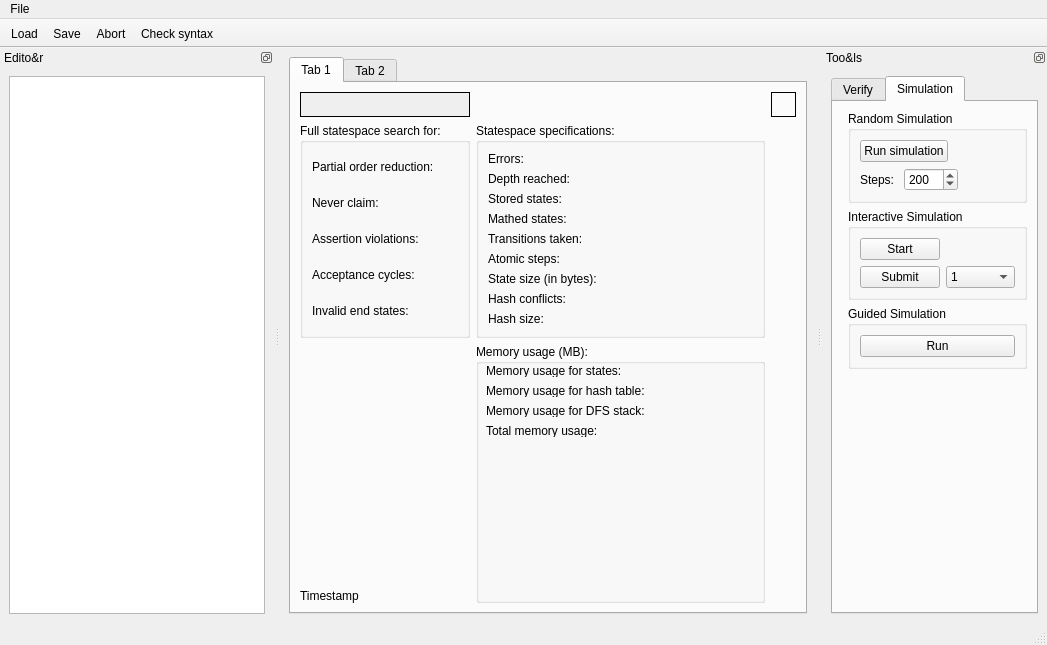
Above: mainwindow.ui from flamingoen/qspin before the change. Below: the same form after it.
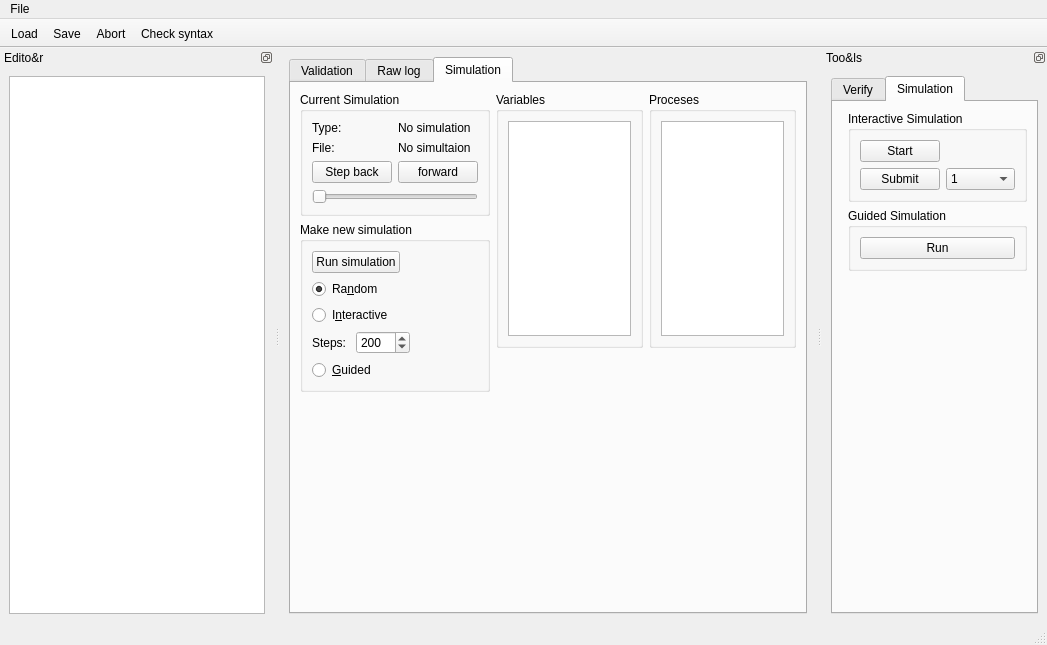
That is the form after the change. The open tabs and pages were chosen to show the change. Icons and pictures are not drawn. Custom widgets are drawn as their Qt base class.

Commit message: add spin masterclass and new simulation model

The edit to the form file:
```diff
--- a/mainwindow.ui
+++ b/mainwindow.ui
@@ -16,13 +16,16 @@
   <widget class="QWidget" name="centralwidget">
    <layout class="QVBoxLayout" name="verticalLayout_2">
     <item>
-     <widget class="QTabWidget" name="rawLog">
+     <widget class="QTabWidget" name="tabwidget">
+      <property name="layoutDirection">
+       <enum>Qt::LeftToRight</enum>
+      </property>
       <property name="currentIndex">
-       <number>0</number>
+       <number>2</number>
       </property>
       <widget class="QWidget" name="tab">
        <attribute name="title">
-        <string>Tab 1</string>
+        <string>Validation</string>
        </attribute>
        <layout class="QGridLayout" name="gridLayout_3">
         <item row="1" column="1">
@@ -297,7 +300,7 @@
       </widget>
       <widget class="QWidget" name="tab_2">
        <attribute name="title">
-        <string>Tab 2</string>
+        <string>Raw log</string>
        </attribute>
        <layout class="QGridLayout" name="gridLayout_4">
         <item row="0" column="0">
@@ -315,6 +318,284 @@
         </item>
        </layout>
       </widget>
+      <widget class="QWidget" name="SimulationTab">
+       <attribute name="title">
+        <string>Simulation</string>
+       </attribute>
+       <layout class="QHBoxLayout" name="horizontalLayout_3">
+        <item>
+         <layout class="QVBoxLayout" name="Simulation">
+          <item>
+           <widget class="QGroupBox" name="group_CurrentSim">
+            <property name="sizePolicy">
+             <sizepolicy hsizetype="Preferred" vsizetype="Preferred">
+              <horstretch>0</horstretch>
+              <verstretch>0</verstretch>
+             </sizepolicy>
+            </property>
+            <property name="title">
+             <string>Current Simulation</string>
+            </property>
+            <property name="flat">
+             <bool>false</bool>
+            </property>
+            <property name="checkable">
+             <bool>false</bool>
+            </property>
+            <layout class="QVBoxLayout" name="verticalLayout">
+             <item>
+              <layout class="QHBoxLayout" name="horizontalLayout_4">
+               <item>
+                <widget class="QLabel" name="type">
+                 <property name="text">
+                  <string>Type: </string>
+                 </property>
+                </widget>
+               </item>
+               <item>
+                <widget class="QLabel" name="labelSimType">
+                 <property name="text">
+                  <string>No simulation</string>
+                 </property>
+                </widget>
+               </item>
+              </layout>
+             </item>
+             <item>
+              <layout class="QHBoxLayout" name="horizontalLayout_6">
+               <item>
+                <widget class="QLabel" name="file_2">
+                 <property name="text">
+                  <string>File: </string>
+                 </property>
+                </widget>
+               </item>
+               <item>
+                <widget class="QLabel" name="labelSimFile">
+                 <property name="text">
+                  <string>No simultaion</string>
+                 </property>
+                </widget>
+               </item>
+              </layout>
+             </item>
+             <item>
+              <layout class="QHBoxLayout" name="horizontalLayout_7">
+               <item>
+                <widget class="QPushButton" name="buttonSimBackward">
+                 <property name="text">
+                  <string>Step back</string>
+                 </property>
+                </widget>
+               </item>
+               <item>
+                <widget class="QPushButton" name="buttonSimForward">
+                 <property name="text">
+                  <string>forward</string>
+                 </property>
+                </widget>
+               </item>
+              </layout>
+             </item>
+             <item>
+              <widget class="QSlider" name="sliderSteps">
+               <property name="orientation">
+                <enum>Qt::Horizontal</enum>
+               </property>
+              </widget>
+             </item>
+            </layout>
+           </widget>
+          </item>
+          <item>
+           <widget class="QGroupBox" name="group_newSim">
+            <property name="sizePolicy">
+             <sizepolicy hsizetype="Preferred" vsizetype="Preferred">
+              <horstretch>0</horstretch>
+              <verstretch>0</verstretch>
+             </sizepolicy>
+            </property>
+            <property name="title">
+             <string>Make new simulation</string>
+            </property>
+            <layout class="QVBoxLayout" name="verticalLayout_8">
+             <item>
+              <widget class="QPushButton" name="buttonRandomSim">
+               <property name="sizePolicy">
+                <sizepolicy hsizetype="Maximum" vsizetype="Fixed">
+                 <horstretch>0</horstretch>
+                 <verstretch>0</verstretch>
+                </sizepolicy>
+               </property>
+               <property name="text">
+                <string>Run simulation</string>
+               </property>
+              </widget>
+             </item>
+             <item>
+              <widget class="QRadioButton" name="radioRandomSim">
+               <property name="text">
+                <string>Ra&amp;ndom</string>
+               </property>
+               <property name="checked">
+                <bool>true</bool>
+               </property>
+              </widget>
+             </item>
+             <item>
+              <widget class="QRadioButton" name="radioInteractiveSim">
+               <property name="text">
+                <string>I&amp;nteractive</string>
+               </property>
+              </widget>
+             </item>
+             <item>
+              <layout class="QHBoxLayout" name="horizontalLayout">
+               <item>
+                <widget class="QLabel" name="label">
+                 <property name="sizePolicy">
+                  <sizepolicy hsizetype="Maximum" vsizetype="Preferred">
+                   <horstretch>0</horstretch>
+                   <verstretch>0</verstretch>
+                  </sizepolicy>
+                 </property>
+                 <property name="text">
+                  <string>Steps: </string>
+                 </property>
+                </widget>
+               </item>
+               <item>
+                <widget class="QSpinBox" name="spinBoxSteps">
+                 <property name="sizePolicy">
+                  <sizepolicy hsizetype="Maximum" vsizetype="Fixed">
+                   <horstretch>0</horstretch>
+                   <verstretch>0</verstretch>
+                  </sizepolicy>
+                 </property>
+                 <property name="maximum">
+                  <number>1000</number>
+                 </property>
+                 <property name="singleStep">
+                  <number>100</number>
+                 </property>
+                 <property name="value">
+                  <number>200</number>
+                 </property>
+                </widget>
+               </item>
+               <item>
+                <spacer name="horizontalSpacer">
+                 <property name="orientation">
+                  <enum>Qt::Horizontal</enum>
+                 </property>
+                 <property name="sizeHint" stdset="0">
+                  <size>
+                   <width>40</width>
+                   <height>20</height>
+                  </size>
+                 </property>
+                </spacer>
+               </item>
+              </layout>
+             </item>
+             <item>
+              <widget class="QRadioButton" name="radioGuidedSim">
+               <property name="text">
+                <string>&amp;Guided</string>
+               </property>
+              </widget>
+             </item>
+            </layout>
+           </widget>
+          </item>
+          <item>
+           <spacer name="verticalSpacer_2">
+            <property name="orientation">
+             <enum>Qt::Vertical</enum>
+            </property>
+            <property name="sizeHint" stdset="0">
+             <size>
+              <width>20</width>
+              <height>40</height>
+             </size>
+            </property>
+           </spacer>
+          </item>
+         </layout>
+        </item>
+        <item>
+         <layout class="QVBoxLayout" name="Variables">
+          <item>
+           <widget class="QGroupBox" name="groupBox_8">
+            <property name="sizePolicy">
+             <sizepolicy hsizetype="Preferred" vsizetype="Preferred">
+              <horstretch>0</horstretch>
+              <verstretch>0</verstretch>
+             </sizepolicy>
+            </property>
+            <property name="title">
+             <string>Variables</string>
+            </property>
+            <layout class="QGridLayout" name="gridLayout_5">
+             <item row="0" column="0">
+              <widget class="QListWidget" name="listWidget">
+               <property name="sizePolicy">
+                <sizepolicy hsizetype="Expanding" vsizetype="Expanding">
+                 <horstretch>0</horstretch>
+                 <verstretch>0</verstretch>
+                </sizepolicy>
+               </property>
+              </widget>
+             </item>
+            </layout>
+           </widget>
+          </item>
+          <item>
+           <spacer name="verticalSpacer_3">
+            <property name="orientation">
+             <enum>Qt::Vertical</enum>
+            </property>
+            <property name="sizeHint" stdset="0">
+             <size>
+              <width>20</width>
+              <height>40</height>
+             </size>
+            </property>
+           </spacer>
+          </item>
+         </layout>
+        </item>
+        <item>
+         <layout class="QVBoxLayout" name="Processes">
+          <item>
+           <widget class="QGroupBox" name="groupBox_9">
+            <property name="title">
+             <string>Proceses</string>
+            </property>
+            <layout class="QGridLayout" name="gridLayout_6">
+             <item row="0" column="0">
+              <widget class="QListWidget" name="listWidget_2"/>
+             </item>
+            </layout>
+           </widget>
+          </item>
+          <item>
+           <spacer name="verticalSpacer_4">
+            <property name="orientation">
+             <enum>Qt::Vertical</enum>
+            </property>
+            <property name="sizeHint" stdset="0">
+             <size>
+              <width>20</width>
+              <height>40</height>
+             </size>
+            </property>
+           </spacer>
+          </item>
+         </layout>
+        </item>
+       </layout>
+      </widget>
      </widget>
     </item>
    </layout>
@@ -624,89 +905,6 @@
          <string>Simulation</string>
         </attribute>
         <layout class="QFormLayout" name="formLayout">
-         <item row="1" column="1">
-          <widget class="QGroupBox" name="groupBox">
-           <property name="sizePolicy">
-            <sizepolicy hsizetype="MinimumExpanding" vsizetype="Preferred">
-             <horstretch>0</horstretch>
-             <verstretch>0</verstretch>
-            </sizepolicy>
-           </property>
-           <property name="title">
-            <string>Random Simulation</string>
-           </property>
-           <property name="flat">
-            <bool>false</bool>
-           </property>
-           <property name="checkable">
-            <bool>false</bool>
-           </property>
-           <layout class="QVBoxLayout" name="verticalLayout">
-            <item>
-             <widget class="QPushButton" name="buttonRandomSim">
-              <property name="sizePolicy">
-               <sizepolicy hsizetype="Maximum" vsizetype="Fixed">
-                <horstretch>0</horstretch>
-                <verstretch>0</verstretch>
-               </sizepolicy>
-              </property>
-              <property name="text">
-               <string>Run simulation</string>
-              </property>
-             </widget>
-            </item>
-            <item>
-             <layout class="QHBoxLayout" name="horizontalLayout">
-              <item>
-               <widget class="QLabel" name="label">
-                <property name="sizePolicy">
-                 <sizepolicy hsizetype="Maximum" vsizetype="Preferred">
-                  <horstretch>0</horstretch>
-                  <verstretch>0</verstretch>
-                 </sizepolicy>
-                </property>
-                <property name="text">
-                 <string>Steps: </string>
-                </property>
-               </widget>
-              </item>
-              <item>
-               <widget class="QSpinBox" name="spinBoxSteps">
-                <property name="sizePolicy">
-                 <sizepolicy hsizetype="Maximum" vsizetype="Fixed">
-                  <horstretch>0</horstretch>
-                  <verstretch>0</verstretch>
-                 </sizepolicy>
-                </property>
-                <property name="maximum">
-                 <number>1000</number>
-                </property>
-                <property name="singleStep">
-                 <number>100</number>
-                </property>
-                <property name="value">
-                 <number>200</number>
-                </property>
-               </widget>
-              </item>
-              <item>
-               <spacer name="horizontalSpacer">
-                <property name="orientation">
-                 <enum>Qt::Horizontal</enum>
-                </property>
-                <property name="sizeHint" stdset="0">
-                 <size>
-                  <width>40</width>
-                  <height>20</height>
-                 </size>
-                </property>
-               </spacer>
-              </item>
-             </layout>
-            </item>
-           </layout>
-          </widget>
-         </item>
          <item row="2" column="1">
           <widget class="QGroupBox" name="groupBox_2">
            <property name="sizePolicy">
```
Left out of the diff: 8 changed lines with no effect on the pictures. The commit also changes 5 other files.
